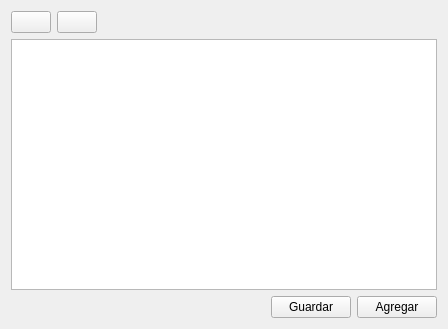
The window that principal.ui (HailNicole/P61-Qt-QWidgetTable_12) describes before a commit, drawn with Qt 5.
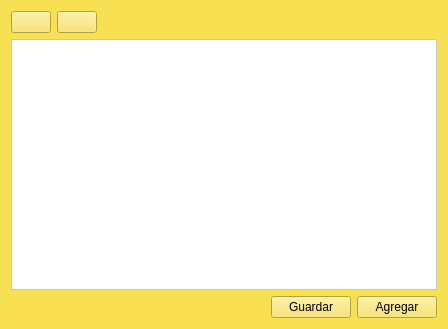
The same window after the commit. Icons and pictures are not drawn.

The edit to the form file:
```diff
--- a/principal.ui
+++ b/principal.ui
@@ -17,6 +17,9 @@
    <iconset resource="recursos.qrc">
     <normaloff>:/recursos/cuaderno.png</normaloff>:/recursos/cuaderno.png</iconset>
   </property>
+  <property name="styleSheet">
+   <string notr="true">background-color: rgb(247, 225, 83);</string>
+  </property>
   <layout class="QVBoxLayout" name="verticalLayout">
    <item>
     <layout class="QHBoxLayout" name="horizontalLayout_4">
@@ -83,6 +86,9 @@
    </item>
    <item>
     <widget class="QTableWidget" name="tblLista">
+     <property name="styleSheet">
+      <string notr="true">background-color: rgb(255, 255, 255);</string>
+     </property>
      <property name="editTriggers">
       <set>QAbstractItemView::NoEditTriggers</set>
      </property>
```
